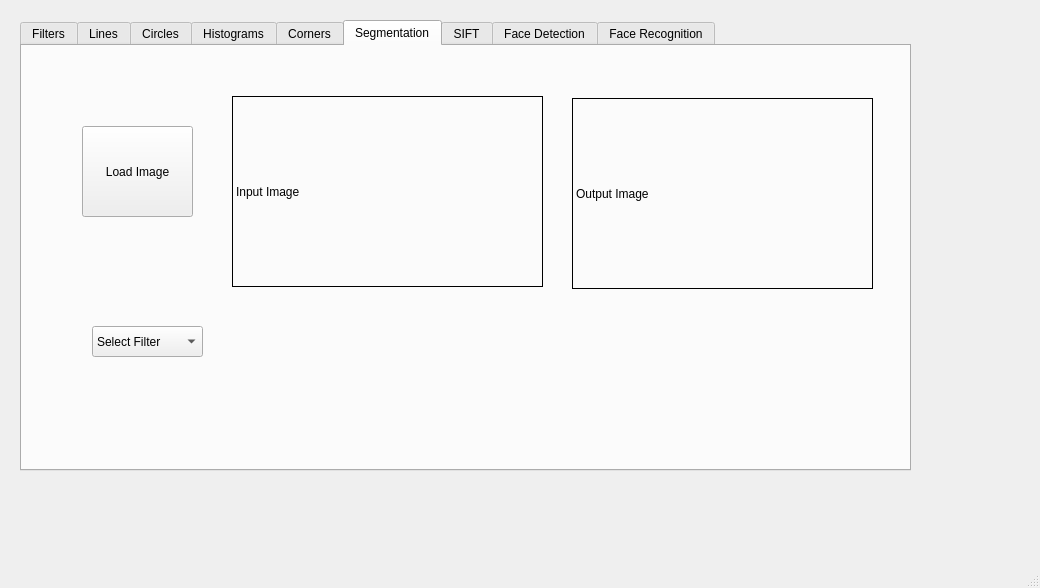
This is mainwindow.ui in mariamzakaria/computer-vision-platform2 as Qt 5 draws it before an edit. The edited form follows.
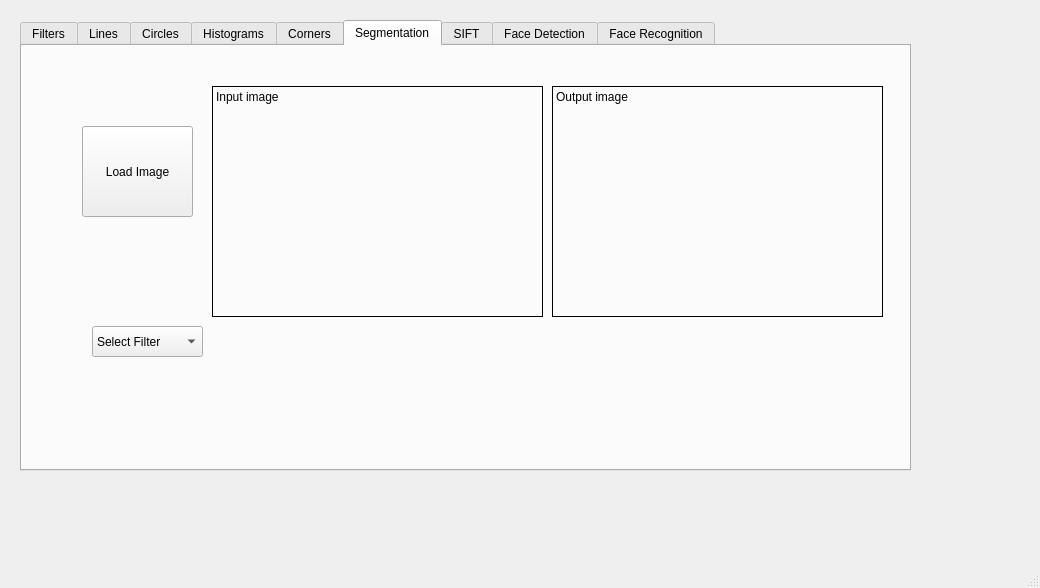
This is the edited form. The open tabs and pages were chosen to show the change.

Diff of the .ui file:
```diff
--- a/mainwindow.ui
+++ b/mainwindow.ui
@@ -800,33 +800,39 @@
         <widget class="QLabel" name="label_12">
          <property name="geometry">
           <rect>
-           <x>210</x>
-           <y>50</y>
-           <width>311</width>
-           <height>191</height>
+           <x>190</x>
+           <y>40</y>
+           <width>331</width>
+           <height>231</height>
           </rect>
          </property>
          <property name="frameShape">
           <enum>QFrame::Box</enum>
          </property>
          <property name="text">
-          <string>Input Image </string>
+          <string>Input image</string>
+         </property>
+         <property name="alignment">
+          <set>Qt::AlignLeading|Qt::AlignLeft|Qt::AlignTop</set>
          </property>
         </widget>
         <widget class="QLabel" name="label_13">
          <property name="geometry">
           <rect>
-           <x>550</x>
-           <y>52</y>
-           <width>301</width>
-           <height>191</height>
+           <x>530</x>
+           <y>40</y>
+           <width>331</width>
+           <height>231</height>
           </rect>
          </property>
          <property name="frameShape">
           <enum>QFrame::Box</enum>
          </property>
          <property name="text">
-          <string>Output Image </string>
+          <string>Output image</string>
+         </property>
+         <property name="alignment">
+          <set>Qt::AlignLeading|Qt::AlignLeft|Qt::AlignTop</set>
          </property>
         </widget>
        </widget>
```
Left out of the diff: 2 changed lines with no effect on the pictures.
